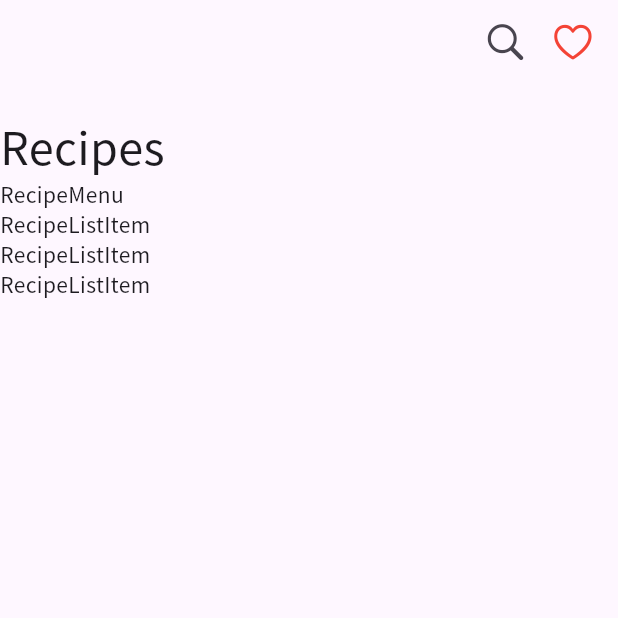
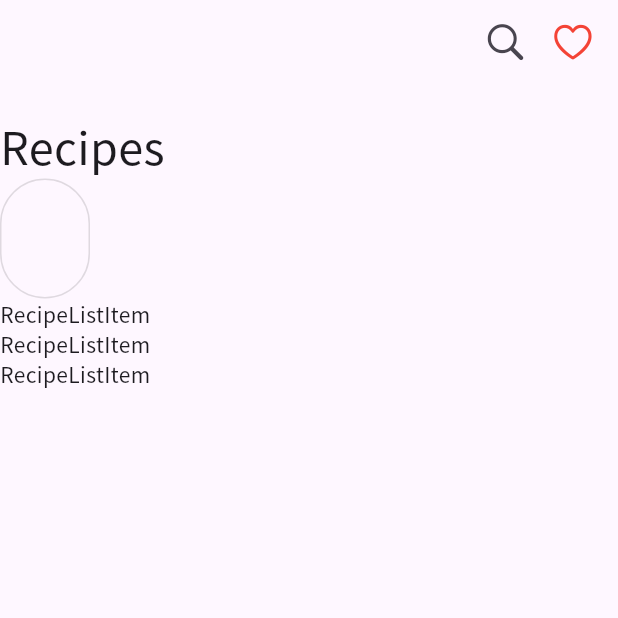
Before and after one commit to seoyeon-haru/flutter_recipe_app, a Flutter app: the screen it shows after launch, on a phone screen of 412 x 824 dp, the top half of it. Run offline on Flutter 3.47's test engine with Material 3 defaults, Android fonts, the phone set to English and light mode, and no system bars.

Commit message:
Set decoration for Container

```diff
--- a/lib/recipe_menu.dart
+++ b/lib/recipe_menu.dart
@@ -3,6 +3,17 @@ import 'package:flutter/material.dart';
 class RecipeMenu extends StatelessWidget {
   @override
   Widget build(BuildContext context) {
-    return Text('RecipeMenu');
+    return Row(
+      children: [
+        Container(
+          width: 60,
+          height: 80,
+          decoration: BoxDecoration(
+            border: Border.all(color: Colors.black12),
+            borderRadius: BorderRadius.circular(30),
+          ),
+        )
+      ],
+    );
   }
 }
```
